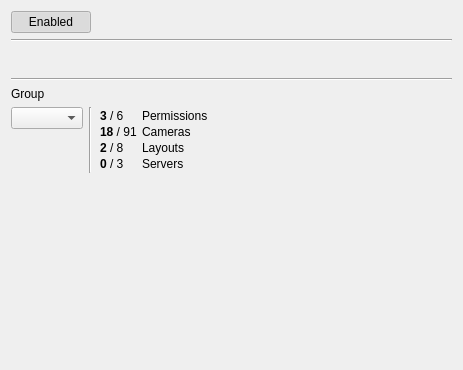
First picture: the form in client/src/ui/widgets/properties/user_settings_widget.ui, repository networkoptix/nx_open, before the edit.
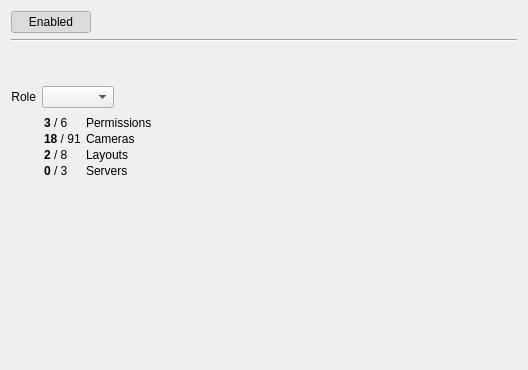
Second picture: the form after the edit. Custom widgets are drawn as their Qt base class.

Commit message:
Work on user management
<==== Mercurial data ====>
Branch: dev_3.0.0_gui

The edit to the form file:
```diff
--- a/client/src/ui/widgets/properties/user_settings_widget.ui
+++ b/client/src/ui/widgets/properties/user_settings_widget.ui
@@ -6,7 +6,7 @@
    <rect>
     <x>0</x>
     <y>0</y>
-    <width>463</width>
+    <width>528</width>
     <height>370</height>
    </rect>
   </property>
@@ -53,32 +53,31 @@
     <widget class="QnInputField" name="confirmPasswordInputField" native="true"/>
    </item>
    <item>
-    <widget class="Line" name="line_2">
-     <property name="orientation">
-      <enum>Qt::Horizontal</enum>
+    <layout class="QGridLayout" name="gridLayout" columnstretch="0,0,0">
+     <property name="topMargin">
+      <number>8</number>
      </property>
-    </widget>
-   </item>
-   <item>
-    <layout class="QGridLayout" name="gridLayout" columnstretch="0,0,1">
-     <item row="0" column="0">
-      <widget class="QLabel" name="groupLabel">
-       <property name="text">
-        <string>Group</string>
+     <item row="0" column="2">
+      <spacer name="horizontalSpacer">
+       <property name="orientation">
+        <enum>Qt::Horizontal</enum>
        </property>
-       <property name="buddy">
-        <cstring>groupComboBox</cstring>
+       <property name="sizeHint" stdset="0">
+        <size>
+         <width>40</width>
+         <height>20</height>
+        </size>
        </property>
-      </widget>
+      </spacer>
      </item>
-     <item row="1" column="0" alignment="Qt::AlignTop">
-      <widget class="QComboBox" name="groupComboBox">
+     <item row="0" column="1">
+      <widget class="QComboBox" name="roleComboBox">
        <property name="sizeAdjustPolicy">
         <enum>QComboBox::AdjustToContents</enum>
        </property>
       </widget>
      </item>
-     <item row="1" column="2">
+     <item row="1" column="1" colspan="2">
       <widget class="QLabel" name="permissionsLabel">
        <property name="text">
         <string notr="true">&lt;table&gt;
@@ -93,10 +92,16 @@
        </property>
       </widget>
      </item>
-     <item row="1" column="1">
-      <widget class="Line" name="line">
-       <property name="orientation">
-        <enum>Qt::Vertical</enum>
+     <item row="0" column="0">
+      <widget class="QLabel" name="roleLabel">
+       <property name="text">
+        <string>Role</string>
+       </property>
+       <property name="alignment">
+        <set>Qt::AlignRight|Qt::AlignTrailing|Qt::AlignVCenter</set>
+       </property>
+       <property name="buddy">
+        <cstring>roleComboBox</cstring>
        </property>
       </widget>
      </item>
```
The commit also changes 11 other files.
